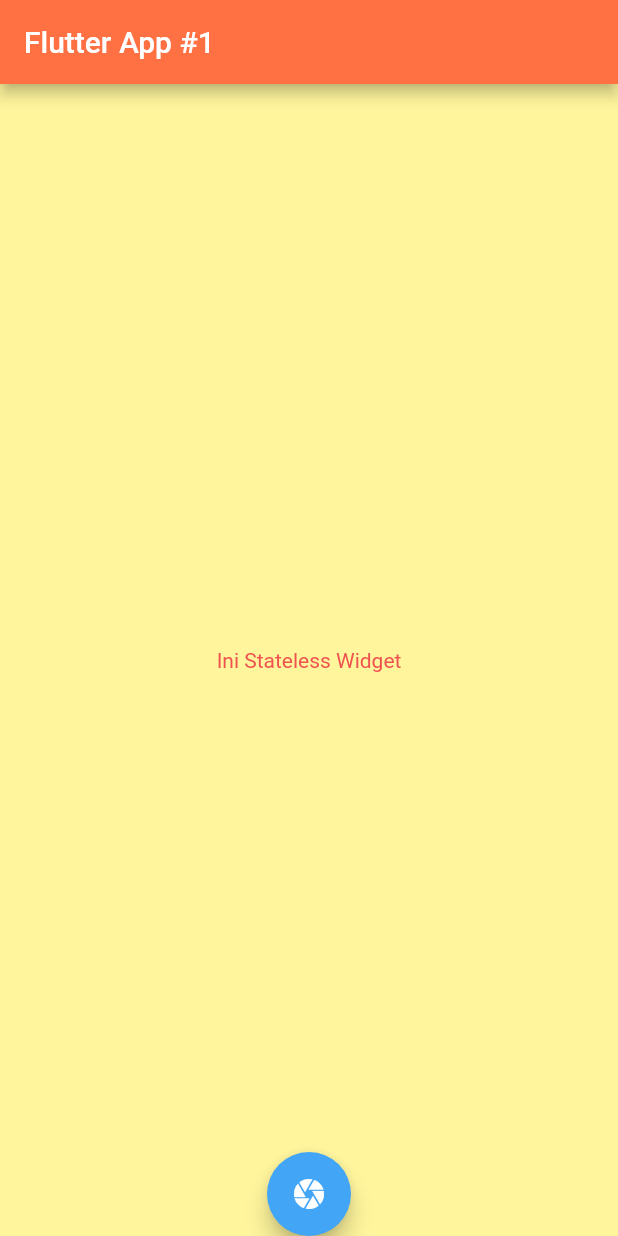
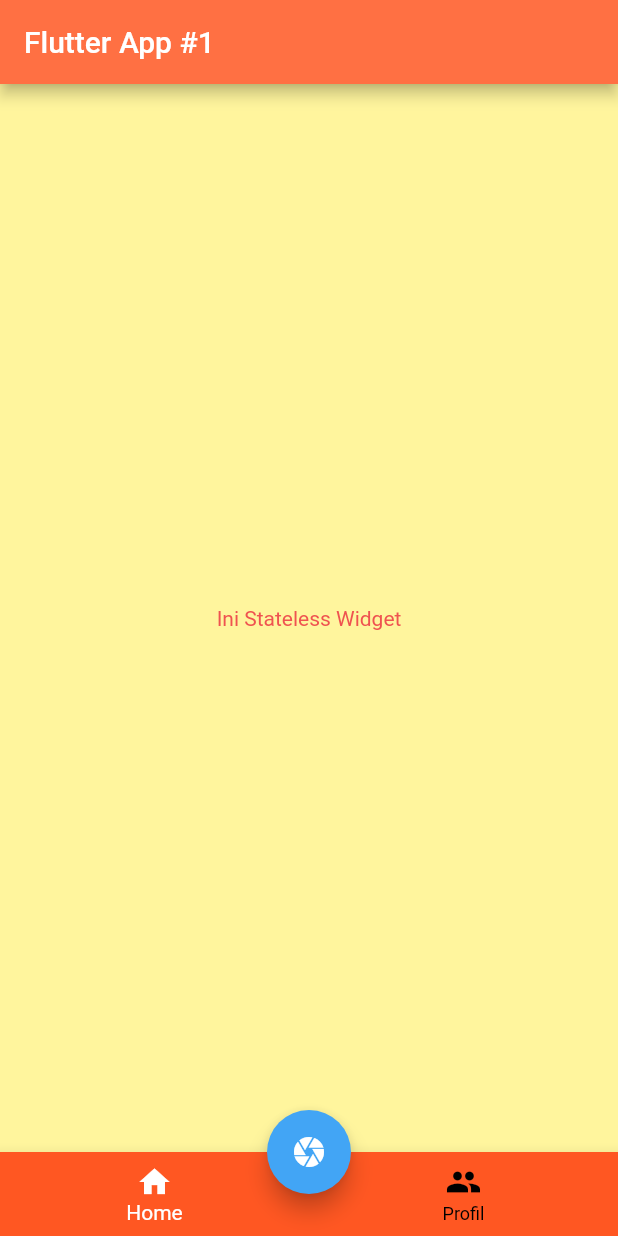
Before and after one commit to andidarusman/flutter_1, a Flutter app: the screen it shows after launch, on a phone screen of 412 x 824 dp. Run offline on Flutter 3.47's test engine with Material 2 defaults, Android fonts, the phone set to English and light mode, and no system bars.

```diff
--- a/lib/main.dart
+++ b/lib/main.dart
@@ -41,6 +41,22 @@ class Widget1 extends StatelessWidget{
         backgroundColor: Colors.blue[400],
       ),
       floatingActionButtonLocation: FloatingActionButtonLocation.centerDocked,
+
+      //menambahkan 2 buah bottom navigation bar
+      bottomNavigationBar: BottomNavigationBar(
+        items: const <BottomNavigationBarItem>[
+          BottomNavigationBarItem(
+            icon: Icon(Icons.home),title: Text('Home'),
+          ),
+          BottomNavigationBarItem(
+            icon: Icon(Icons.people),title: Text('Profil'),
+          ),
+        ],
+        //warna dari bottom navigation bar
+        backgroundColor: Colors.deepOrange,
+        selectedItemColor: Colors.white,
+        unselectedItemColor: Colors.black,
+      ),
     );
   }
 }
```
Also changed, not shown: 1 other file.
